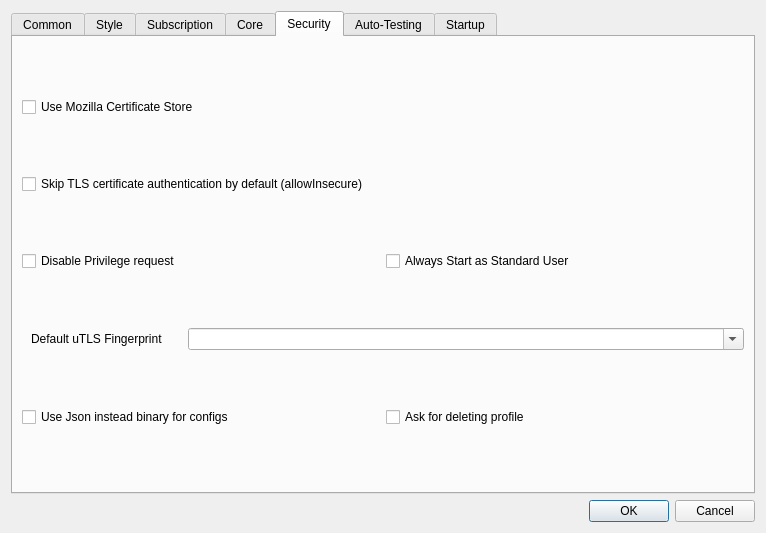
The window that src/nekobox/ui/setting/dialog_basic_settings.ui (qr243vbi/nekobox) describes before a commit, drawn with Qt 5.
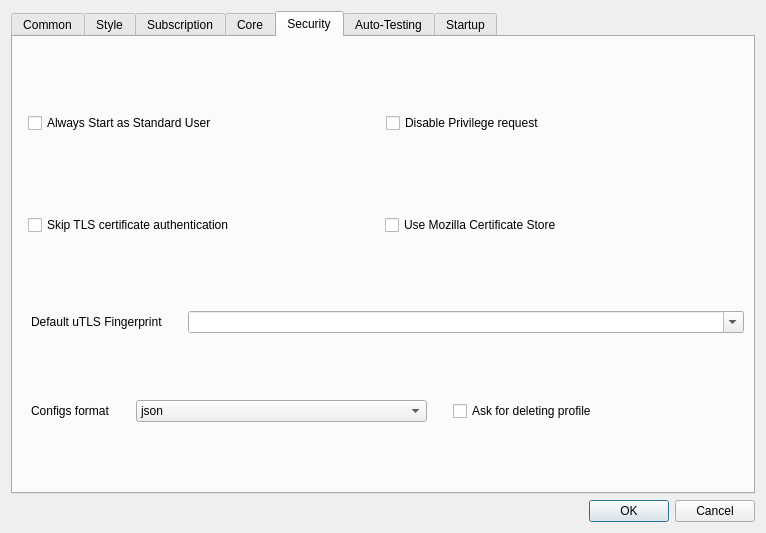
The same window after the commit. The open tabs and pages were chosen to show the change. Custom widgets are drawn as their Qt base class.

```diff
--- a/src/nekobox/ui/setting/dialog_basic_settings.ui
+++ b/src/nekobox/ui/setting/dialog_basic_settings.ui
@@ -11,7 +11,7 @@
    </rect>
   </property>
   <property name="sizePolicy">
-   <sizepolicy hsizetype="Preferred" vsizetype="Preferred">
+   <sizepolicy hsizetype="Preferred" vsizetype="Maximum">
     <horstretch>0</horstretch>
     <verstretch>0</verstretch>
    </sizepolicy>
@@ -30,7 +30,7 @@
      </property>
     </widget>
    </item>
-   <item row="0" column="3">
+   <item row="1" column="3">
     <widget class="QTabWidget" name="tabWidget">
      <property name="minimumSize">
       <size>
@@ -901,21 +901,7 @@
       </attribute>
       <layout class="QVBoxLayout" name="verticalLayout_4">
        <item>
-        <widget class="QCheckBox" name="use_mozilla_certs">
-         <property name="text">
-          <string>Use Mozilla Certificate Store</string>
-         </property>
-        </widget>
-       </item>
-       <item>
-        <widget class="QCheckBox" name="skip_cert">
-         <property name="text">
-          <string>Skip TLS certificate authentication by default (allowInsecure)</string>
-         </property>
-        </widget>
-       </item>
-       <item>
-        <widget class="QGroupBox" name="groupBox_12">
+        <widget class="QFrame" name="frame_12">
          <property name="sizePolicy">
           <sizepolicy hsizetype="Preferred" vsizetype="Maximum">
            <horstretch>0</horstretch>
@@ -923,31 +909,21 @@
           </sizepolicy>
          </property>
          <property name="styleSheet">
-          <string notr="true"> QGroupBox{ border: none; background: transparent; }   </string>
-         </property>
-         <property name="title">
-          <string/>
+          <string notr="true"> QFrame{ border: none; background: transparent; }   </string>
          </property>
          <layout class="QHBoxLayout" name="horizontalLayout_3">
           <property name="leftMargin">
-           <number>0</number>
+           <number>6</number>
           </property>
           <property name="topMargin">
-           <number>0</number>
+           <number>6</number>
           </property>
           <property name="rightMargin">
-           <number>0</number>
+           <number>6</number>
           </property>
           <property name="bottomMargin">
-           <number>0</number>
+           <number>6</number>
           </property>
-          <item>
-           <widget class="QCheckBox" name="disable_privilege_req">
-            <property name="text">
-             <string>Disable Privilege request</string>
-            </property>
-           </widget>
-          </item>
           <item>
            <widget class="QCheckBox" name="windows_no_admin">
             <property name="toolTip">
@@ -958,11 +934,18 @@
             </property>
            </widget>
           </item>
+          <item>
+           <widget class="QCheckBox" name="disable_privilege_req">
+            <property name="text">
+             <string>Disable Privilege request</string>
+            </property>
+           </widget>
+          </item>
          </layout>
         </widget>
        </item>
        <item>
-        <widget class="QGroupBox" name="horizontalGroupBox2">
+        <widget class="QFrame" name="frame">
          <property name="sizePolicy">
           <sizepolicy hsizetype="Preferred" vsizetype="Maximum">
            <horstretch>0</horstretch>
@@ -970,10 +953,48 @@
           </sizepolicy>
          </property>
          <property name="styleSheet">
-          <string notr="true"> QGroupBox{ border: none; background: transparent; }   </string>
+          <string notr="true"> QFrame{ border: none; background: transparent; }</string>
          </property>
-         <property name="flat">
-          <bool>true</bool>
+         <property name="frameShape">
+          <enum>QFrame::Shape::StyledPanel</enum>
+         </property>
+         <property name="frameShadow">
+          <enum>QFrame::Shadow::Raised</enum>
+         </property>
+         <layout class="QHBoxLayout" name="horizontalLayout_11">
+          <property name="leftMargin">
+           <number>6</number>
+          </property>
+          <item>
+           <widget class="QCheckBox" name="skip_cert">
+            <property name="toolTip">
+             <string comment="Skip TLS certificate authentication by default (allowInsecure)"/>
+            </property>
+            <property name="text">
+             <string>Skip TLS certificate authentication</string>
+            </property>
+           </widget>
+          </item>
+          <item>
+           <widget class="QCheckBox" name="use_mozilla_certs">
+            <property name="text">
+             <string>Use Mozilla Certificate Store</string>
+            </property>
+           </widget>
+          </item>
+         </layout>
+        </widget>
+       </item>
+       <item>
+        <widget class="QFrame" name="horizontalFrame2">
+         <property name="sizePolicy">
+          <sizepolicy hsizetype="Preferred" vsizetype="Maximum">
+           <horstretch>0</horstretch>
+           <verstretch>0</verstretch>
+          </sizepolicy>
+         </property>
+         <property name="styleSheet">
+          <string notr="true"> QFrame{ border: none; background: transparent; }   </string>
          </property>
          <layout class="QHBoxLayout" name="horizontalLayout_26">
           <property name="spacing">
@@ -1048,17 +1069,73 @@
            <number>0</number>
           </property>
           <item>
-           <widget class="QCheckBox" name="force_json_configs">
-            <property name="text">
-             <string>Use Json instead binary for configs</string>
+           <widget class="QFrame" name="frame_2">
+            <property name="sizePolicy">
+             <sizepolicy hsizetype="Preferred" vsizetype="Maximum">
+              <horstretch>0</horstretch>
+              <verstretch>0</verstretch>
+             </sizepolicy>
             </property>
-           </widget>
-          </item>
-          <item>
-           <widget class="QCheckBox" name="ask_delete">
-            <property name="text">
-             <string>Ask for deleting profile</string>
+            <property name="styleSheet">
+             <string notr="true"> QFrame{ border: none; background: transparent; }   </string>
             </property>
+            <property name="frameShape">
+             <enum>QFrame::Shape::StyledPanel</enum>
+            </property>
+            <property name="frameShadow">
+             <enum>QFrame::Shadow::Raised</enum>
+            </property>
+            <layout class="QHBoxLayout" name="horizontalLayout_13">
+             <property name="spacing">
+              <number>26</number>
+             </property>
+             <property name="leftMargin">
+              <number>9</number>
+             </property>
+             <property name="topMargin">
+              <number>0</number>
+             </property>
+             <property name="rightMargin">
+              <number>0</number>
+             </property>
+             <property name="bottomMargin">
+              <number>0</number>
+             </property>
+             <item>
+              <widget class="QLabel" name="label_9">
+               <property name="sizePolicy">
+                <sizepolicy hsizetype="Maximum" vsizetype="Preferred">
+                 <horstretch>0</horstretch>
+                 <verstretch>0</verstretch>
+                </sizepolicy>
+               </property>
+               <property name="text">
+                <string>Configs format</string>
+               </property>
+              </widget>
+             </item>
+             <item>
+              <widget class="QComboBox" name="store_type">
+               <item>
+                <property name="text">
+                 <string notr="true">json</string>
+                </property>
+               </item>
+               <item>
+                <property name="text">
+                 <string notr="true">binary</string>
+                </property>
+               </item>
+              </widget>
+             </item>
+             <item>
+              <widget class="QCheckBox" name="ask_delete">
+               <property name="text">
+                <string>Ask for deleting profile</string>
+               </property>
+              </widget>
+             </item>
+            </layout>
            </widget>
           </item>
          </layout>
```
